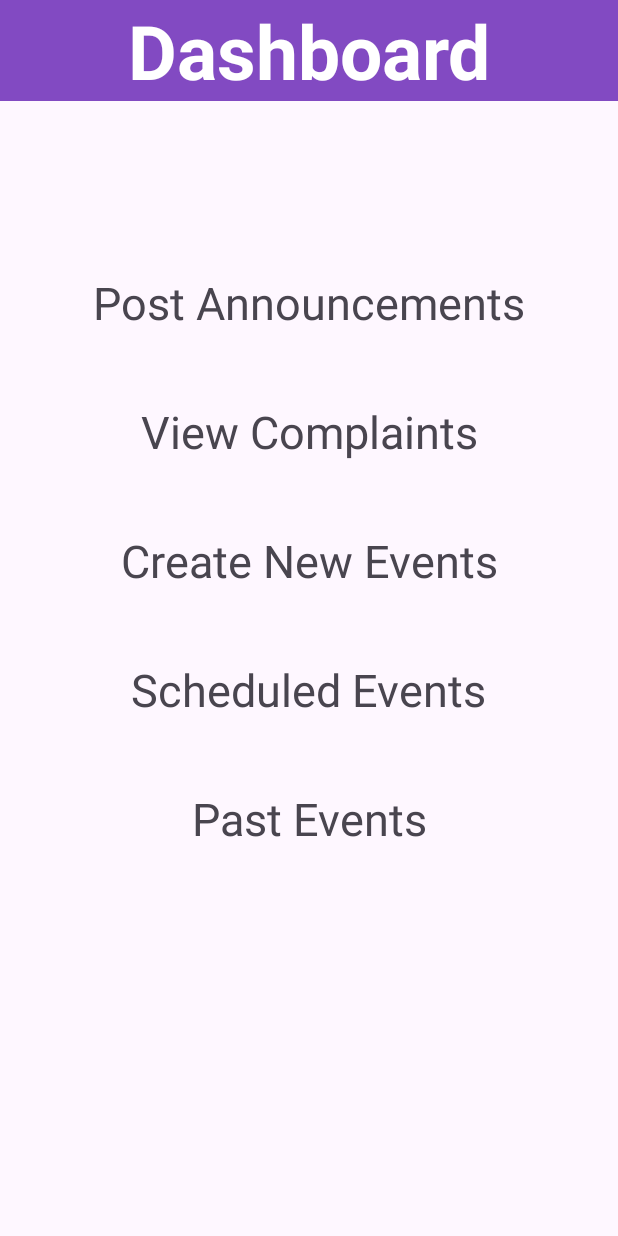
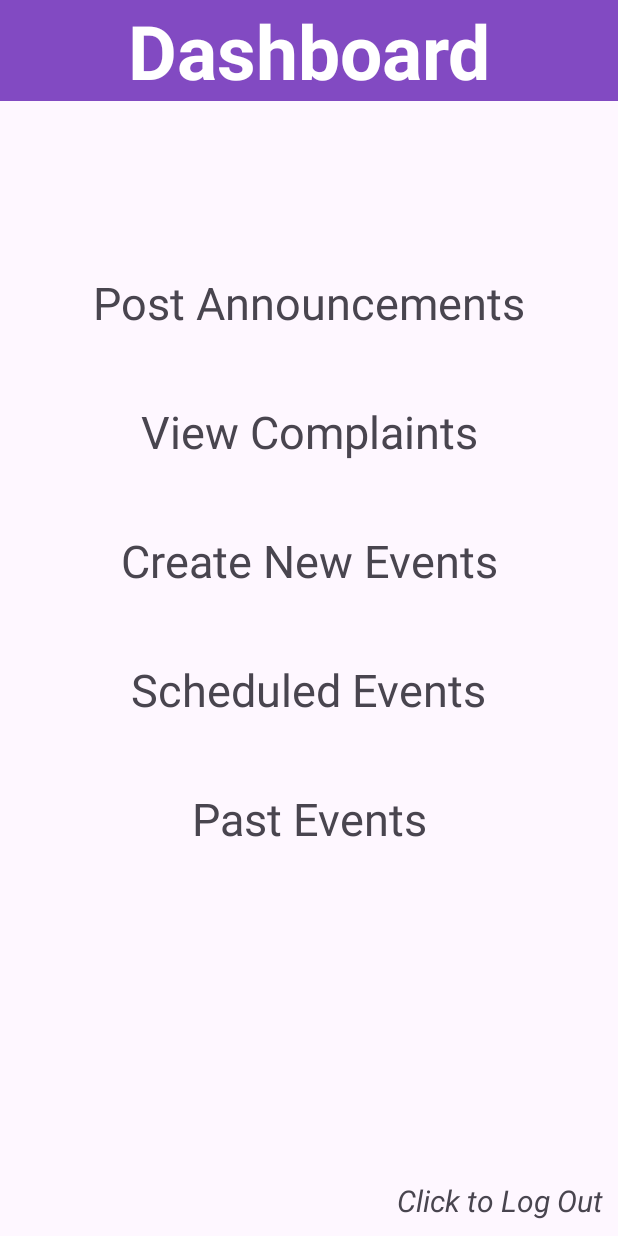
Before and after one commit to jieyinggong/b07-group15-Project, an Android app: the Admin_dashboardActivity screen opened directly, with no data from a screen before it, on a phone screen of 412 x 824 dp. Run offline under Robolectric (Android 15) with nearby library versions, the phone set to English and light mode, and no system bars.

Commit message:
Add logout on admin_dashboard_fragment.xml

```diff
--- a/app/src/main/java/com/example/b07project/LoginAndSignup/Admin_dashboardActivity.java
+++ b/app/src/main/java/com/example/b07project/LoginAndSignup/Admin_dashboardActivity.java
@@ -26,5 +26,15 @@ public class Admin_dashboardActivity extends AppCompatActivity {
 
             }
         });
+
+        findViewById(R.id.logout).setOnClickListener(new View.OnClickListener() {
+
+            @Override
+            public void onClick(View v) {
+                //go to login fragment
+                Intent intent = new Intent(Admin_dashboardActivity.this, AdminLoginActivity.class);
+                startActivity(intent);
+            }
+        });
     }
 }
--- a/app/src/main/res/layout/admin_dashboard_fragment.xml
+++ b/app/src/main/res/layout/admin_dashboard_fragment.xml
@@ -73,4 +73,16 @@
         app:layout_constraintStart_toStartOf="parent"
         app:layout_constraintTop_toBottomOf="@+id/scheduled_event" />
 
+    <TextView
+        android:id="@+id/logout"
+        android:layout_width="wrap_content"
+        android:layout_height="wrap_content"
+        android:text="Click to Log Out"
+        android:textSize="20sp"
+        android:textStyle="italic"
+        android:layout_marginBottom="10dp"
+        android:layout_marginEnd="10dp"
+        app:layout_constraintBottom_toBottomOf="parent"
+        app:layout_constraintEnd_toEndOf="parent" />
+
 </androidx.constraintlayout.widget.ConstraintLayout>
```
